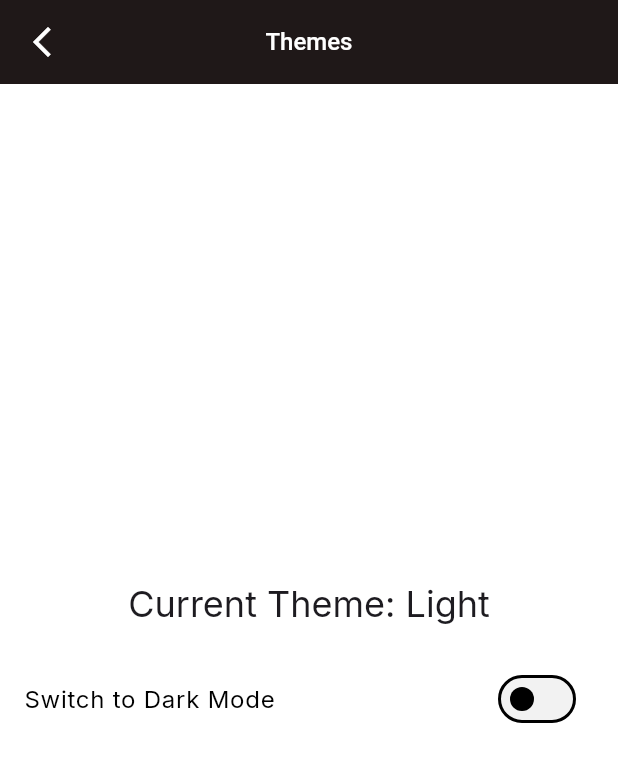
After one commit to Duwong31/DoAnLapTrinhThietBiDiDong, a Flutter app: the SettingView screen opened by its route, after a tap on "Themes", on a phone screen of 412 x 824 dp. The commit adds this screen. Shown: the top 762 px of the screen. Run offline on Flutter 3.47's test engine with Material 3 defaults, Android fonts, the phone set to English and light mode, and no system bars; our stand-ins replace barcode_widget, cached_network_image, dartz, dio, firebase_analytics, firebase_auth and 19 more; missing offline and left inert: encrypt, flutter_badged; accounts and stored records are empty; network calls fail; statements that could not run were skipped.

Commit message:
add setting

```diff
--- /dev/null
+++ b/lib/app/modules/setting/bindings/setting_binding.dart
@@ -0,0 +1,22 @@
+import 'package:get/get.dart';
+
+import '../controllers/setting_controller.dart';
+
+
+class SettingBinding extends Bindings {
+  @override
+  void dependencies() {
+    Get.lazyPut<SettingController>(
+          () => SettingController(),
+    );
+  }
+}
+
+class ThemeBinding extends Bindings {
+  @override
+  void dependencies() {
+    Get.lazyPut<ThemeController>(
+          () => ThemeController(),
+    );
+  }
+}
--- /dev/null
+++ b/lib/app/modules/setting/controllers/setting_controller.dart
@@ -0,0 +1,19 @@
+import 'package:get/get.dart';
+import 'package:get_storage/get_storage.dart';
+
+import '../../../core/styles/style.dart';
+
+class SettingController extends GetxController {
+  // Không cần xử lý dữ liệu phức tạp khi chỉ hiển thị văn bản tĩnh
+}
+
+// Themes setting
+class ThemeController extends GetxController {
+  var themeMode = ThemeMode.light.obs;
+
+  void toggleTheme() {
+    themeMode.value = themeMode.value == ThemeMode.light
+        ? ThemeMode.dark
+        : ThemeMode.light;
+  }
+}
--- /dev/null
+++ b/lib/app/modules/setting/views/setting_view.dart
@@ -0,0 +1,165 @@
+import 'package:flutter/material.dart';
+import 'package:get/get.dart';
+
+import '../../../core/styles/style.dart';
+import '../../../routes/app_pages.dart';
+import '../controllers/setting_controller.dart';
+
+class SettingView extends GetView<SettingController> {
+  const SettingView({super.key});
+
+  @override
+  Widget build(BuildContext context) {
+    return Scaffold(
+      appBar: AppBar(
+        elevation: .1,
+        centerTitle: true,
+        backgroundColor: AppTheme.appBar,
+        leading: IconButton(
+          icon: const Icon(Icons.arrow_back_ios_new_outlined),
+          onPressed: () {
+            Get.toNamed(Routes.dashboard);
+          },
+        ),
+        title: const Text(
+          'Setting',
+        ),
+      ),
+      body: ListView(
+        padding: const EdgeInsets.symmetric(vertical: 8),
+        children: [
+          _buildMenuItem(context, 'Themes', const ThemesView()),
+          _buildMenuItem(context, 'Audio Quality', const AudioQualityView()),
+          _buildMenuItem(context, 'Video Quality', const VideoQualityView()),
+          _buildMenuItem(context, 'Apps and Devices', const AppsDevicesView()),
+          _buildMenuItem(context, 'Language', const LanguageView()),
+          _buildMenuItem(context, 'About', const AboutView()),
+        ],
+      ),
+    );
+  }
+}
+
+Widget _buildMenuItem(BuildContext context, String title, Widget destination) {
+  return ListTile(
+    title: Text(title),
+    trailing: const Icon(Icons.arrow_forward_ios, size: 16),
+    onTap: () {
+      Navigator.push(
+        context,
+        MaterialPageRoute(builder: (context) => destination),
+      );
+    },
+  );
+}
+
+// các class
+class ThemesView extends StatelessWidget {
+  const ThemesView({super.key});
+
+  @override
+  Widget build(BuildContext context) {
+    final themeController = Get.find<ThemeController>(); // 💡 "Gọi lại" controller đã khởi tạo
+
+    final isDarkMode = themeController.themeMode.value == ThemeMode.dark;
+
+    return Scaffold(
+      appBar: AppBar(
+        elevation: .1,
+        centerTitle: true,
+        backgroundColor: AppTheme.appBar,
+        leading: IconButton(
+          icon: const Icon(Icons.arrow_back_ios_new_outlined),
+          onPressed: () {
+            Get.toNamed(Routes.dashboard);
+          },
+        ),
+        title: const Text(
+          'Themes',
+        ),
+      ),
+      body: Center(
+        child: Obx(() {
+          final isDarkMode = themeController.themeMode.value == ThemeMode.dark;
+          return Column(
+            mainAxisAlignment: MainAxisAlignment.center,
+            children: [
+              Text(
+                'Current Theme: ${isDarkMode ? 'Dark' : 'Light'}',
+                style: Theme.of(context).textTheme.headlineSmall,
+              ),
+              const SizedBox(height: 20),
+              SwitchListTile(
+                title: Text(isDarkMode ? 'Switch to Light Mode' : 'Switch to Dark Mode'),
+                value: isDarkMode,
+                onChanged: (value) {
+                  themeController.toggleTheme();
+                },
+              ),
+            ],
+          );
+        }),
+      ),
+    );
+  }
+}
+
+class AudioQualityView extends StatelessWidget {
+  const AudioQualityView({super.key});
+
+  @override
+  Widget build(BuildContext context) {
+    return Scaffold(
+      appBar: AppBar(title: const Text('Audio Quality')),
+      body: const Center(child: Text('Audio Quality settings here')),
+    );
+  }
+}
+
+class VideoQualityView extends StatelessWidget {
+  const VideoQualityView({super.key});
+
+  @override
+  Widget build(BuildContext context) {
+    return Scaffold(
+      appBar: AppBar(title: const Text('Video Quality')),
+      body: const Center(child: Text('Video Quality settings here')),
+    );
+  }
+}
+
+class AppsDevicesView extends StatelessWidget {
+  const AppsDevicesView({super.key});
+
+  @override
+  Widget build(BuildContext context) {
+    return Scaffold(
+      appBar: AppBar(title: const Text('Apps and Devices')),
+      body: const Center(child: Text('Apps and Devices settings here')),
+    );
+  }
+}
+
+class LanguageView extends StatelessWidget {
+  const LanguageView({super.key});
+
+  @override
+  Widget build(BuildContext context) {
+    return Scaffold(
+      appBar: AppBar(title: const Text('Language')),
+      body: const Center(child: Text('Language settings here')),
+    );
+  }
+}
+
+class AboutView extends StatelessWidget {
+  const AboutView({super.key});
+
+  @override
+  Widget build(BuildContext context) {
+    return Scaffold(
+      appBar: AppBar(title: const Text('About')),
+      body: const Center(child: Text('About app information here')),
+    );
+  }
+}
--- a/lib/app/routes/app_pages.dart
+++ b/lib/app/routes/app_pages.dart
@@ -16,6 +16,8 @@ import '../modules/register/bindings/register_binding.dart';
 import '../modules/register/views/register_view.dart';
 import '../modules/search/bindings/search_binding.dart';
 import '../modules/search/views/search_view.dart';
+import '../modules/setting/bindings/setting_binding.dart';
+import '../modules/setting/views/setting_view.dart';
 import '../modules/splash/bindings/splash_binding.dart';
 import '../modules/splash/views/splash_view.dart';
 import '../modules/welcome/bindings/welcome_binding.dart';
@@ -82,5 +84,10 @@ class AppPages {
       page: () => const LibraryView(),
       binding: LibraryBinding(),
     ),
+    GetPage(
+      name: _Paths.setting,
+      page: () => const SettingView(),
+      binding: SettingBinding(),
+    ),
   ];
 }
--- a/lib/app/routes/app_routes.dart
+++ b/lib/app/routes/app_routes.dart
@@ -17,6 +17,7 @@ abstract class Routes {
   static const profile = _Paths.profile;
   static const search = _Paths.search;
   static const outstanding = _Paths.outstanding;
+  static const setting = _Paths.setting;
 }
 
 abstract class _Paths {
@@ -33,4 +34,5 @@ abstract class _Paths {
   static const profile = '/profile';
   static const search = '/search';
   static const outstanding = '/library';
+  static const setting = '/setting';
 }
```
Also changed, not shown: lib/app/widgets/draw_view.dart (+5 -4 lines).
